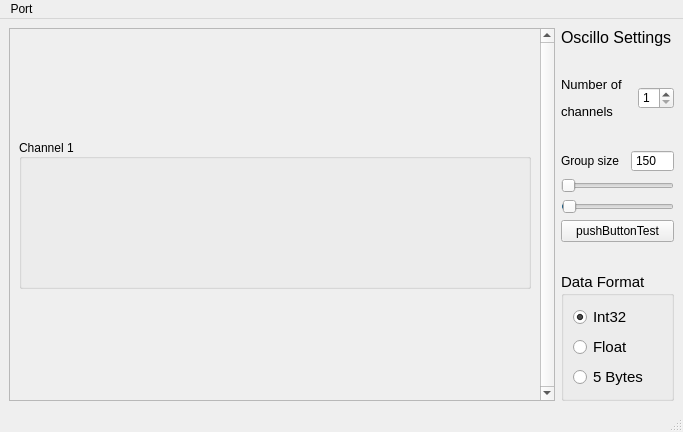
This is mainwindow.ui in Kortepk/Oscillo-Parser as Qt 5 draws it before an edit. The edited form follows.
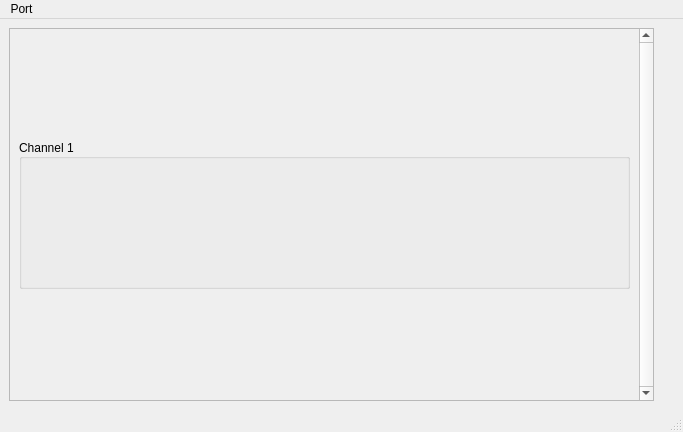
This is the edited form.

Commit message: Release switch panel mode

The edit to the form file:
```diff
--- a/mainwindow.ui
+++ b/mainwindow.ui
@@ -34,6 +34,12 @@
       </property>
       <item>
        <widget class="QScrollArea" name="Oscillo_Channel_Area">
+        <property name="maximumSize">
+         <size>
+          <width>16777215</width>
+          <height>16777215</height>
+         </size>
+        </property>
         <property name="autoFillBackground">
          <bool>false</bool>
         </property>
@@ -60,7 +66,7 @@
           <rect>
            <x>0</x>
            <y>0</y>
-           <width>529</width>
+           <width>616</width>
            <height>367</height>
           </rect>
          </property>
@@ -106,20 +112,7 @@
     <item>
      <layout class="QVBoxLayout" name="verticalLayout_2">
       <item>
-       <widget class="QLabel" name="label">
-        <property name="font">
-         <font>
-          <pointsize>12</pointsize>
-          <bold>false</bold>
-         </font>
-        </property>
-        <property name="text">
-         <string>Oscillo Settings</string>
-        </property>
-        <property name="textFormat">
-         <enum>Qt::AutoText</enum>
-        </property>
-       </widget>
+       <layout class="QHBoxLayout" name="OscilloPanel_Layout"/>
       </item>
       <item>
        <spacer name="verticalSpacer">
@@ -134,214 +127,6 @@
         </property>
        </spacer>
       </item>
-      <item>
-       <layout class="QHBoxLayout" name="horizontalLayout_2">
-        <item>
-         <widget class="QLabel" name="label_2">
-          <property name="font">
-           <font>
-            <pointsize>10</pointsize>
-           </font>
-          </property>
-          <property name="frameShape">
-           <enum>QFrame::NoFrame</enum>
-          </property>
-          <property name="text">
-           <string>&lt;html&gt;&lt;head/&gt;&lt;body&gt;&lt;p&gt;Number of&lt;/p&gt;&lt;p&gt;channels&lt;/p&gt;&lt;/body&gt;&lt;/html&gt;</string>
-          </property>
-         </widget>
-        </item>
-        <item>
-         <widget class="QSpinBox" name="Counter_channel_Box">
-          <property name="sizePolicy">
-           <sizepolicy hsizetype="Expanding" vsizetype="Fixed">
-            <horstretch>0</horstretch>
-            <verstretch>0</verstretch>
-           </sizepolicy>
-          </property>
-          <property name="minimumSize">
-           <size>
-            <width>0</width>
-            <height>0</height>
-           </size>
-          </property>
-          <property name="maximumSize">
-           <size>
-            <width>36</width>
-            <height>22</height>
-           </size>
-          </property>
-          <property name="minimum">
-           <number>1</number>
-          </property>
-          <property name="maximum">
-           <number>9</number>
-          </property>
-         </widget>
-        </item>
-       </layout>
-      </item>
-      <item>
-       <spacer name="verticalSpacer_2">
-        <property name="orientation">
-         <enum>Qt::Vertical</enum>
-        </property>
-        <property name="sizeHint" stdset="0">
-         <size>
-          <width>20</width>
-          <height>40</height>
-         </size>
-        </property>
-       </spacer>
-      </item>
-      <item>
-       <layout class="QVBoxLayout" name="verticalLayout_4">
-        <item>
-         <layout class="QHBoxLayout" name="horizontalLayout_4">
-          <item>
-           <widget class="QLabel" name="label_3">
-            <property name="text">
-             <string>Group size</string>
-            </property>
-           </widget>
-          </item>
-          <item>
-           <widget class="QSpinBox" name="Group_Size_Box">
-            <property name="sizePolicy">
-             <sizepolicy hsizetype="Minimum" vsizetype="Fixed">
-              <horstretch>43</horstretch>
-              <verstretch>22</verstretch>
-             </sizepolicy>
-            </property>
-            <property name="maximumSize">
-             <size>
-              <width>43</width>
-              <height>22</height>
-             </size>
-            </property>
-            <property name="wrapping">
-             <bool>false</bool>
-            </property>
-            <property name="frame">
-             <bool>true</bool>
-            </property>
-            <property name="readOnly">
-             <bool>false</bool>
-            </property>
-            <property name="buttonSymbols">
-             <enum>QAbstractSpinBox::NoButtons</enum>
-            </property>
-            <property name="accelerated">
-             <bool>false</bool>
-            </property>
-            <property name="keyboardTracking">
-             <bool>true</bool>
-            </property>
-            <property name="showGroupSeparator" stdset="0">
-             <bool>false</bool>
-            </property>
-            <property name="minimum">
-             <number>150</number>
-            </property>
-            <property name="maximum">
-             <number>9999</number>
-            </property>
-            <property name="value">
-             <number>150</number>
-            </property>
-           </widget>
-          </item>
-         </layout>
-        </item>
-        <item>
-         <widget class="QSlider" name="Group_Size_Slider">
-          <property name="minimum">
-           <number>150</number>
-          </property>
-          <property name="maximum">
-           <number>1000</number>
-          </property>
-          <property name="orientation">
-           <enum>Qt::Horizontal</enum>
-          </property>
-         </widget>
-        </item>
-       </layout>
-      </item>
-      <item>
-       <widget class="QSlider" name="MaxPointSlider">
-        <property name="minimum">
-         <number>1</number>
-        </property>
-        <property name="maximum">
-         <number>100000</number>
-        </property>
-        <property name="value">
-         <number>1000</number>
-        </property>
-        <property name="orientation">
-         <enum>Qt::Horizontal</enum>
-        </property>
-       </widget>
-      </item>
-      <item>
-       <widget class="QPushButton" name="pushButtonTest">
-        <property name="text">
-         <string>pushButtonTest</string>
-        </property>
-       </widget>
-      </item>
-      <item>
-       <spacer name="verticalSpacer_3">
-        <property name="orientation">
-         <enum>Qt::Vertical</enum>
-        </property>
-        <property name="sizeHint" stdset="0">
-         <size>
-          <width>20</width>
-          <height>40</height>
-         </size>
-        </property>
-       </spacer>
-      </item>
-      <item>
-       <widget class="QGroupBox" name="groupBox">
-        <property name="font">
-         <font>
-          <pointsize>11</pointsize>
-         </font>
-        </property>
-        <property name="title">
-         <string>Data Format</string>
-        </property>
-        <layout class="QVBoxLayout" name="verticalLayout_3">
-         <item>
-          <widget class="QRadioButton" name="radioButton">
-           <property name="text">
-            <string>Int32</string>
-           </property>
-           <property name="checked">
-            <bool>true</bool>
-           </property>
-          </widget>
-         </item>
-         <item>
-          <widget class="QRadioButton" name="radioButton_5">
-           <property name="text">
-            <string>Float</string>
-           </property>
-          </widget>
-         </item>
-         <item>
-          <widget class="QRadioButton" name="radioButton_6">
-           <property name="text">
-            <string>5 Bytes</string>
-           </property>
-          </widget>
-         </item>
-        </layout>
-       </widget>
-      </item>
      </layout>
     </item>
    </layout>
```
Left out of the diff: 2 changed lines with no effect on the pictures. The commit also changes 5 other files.
